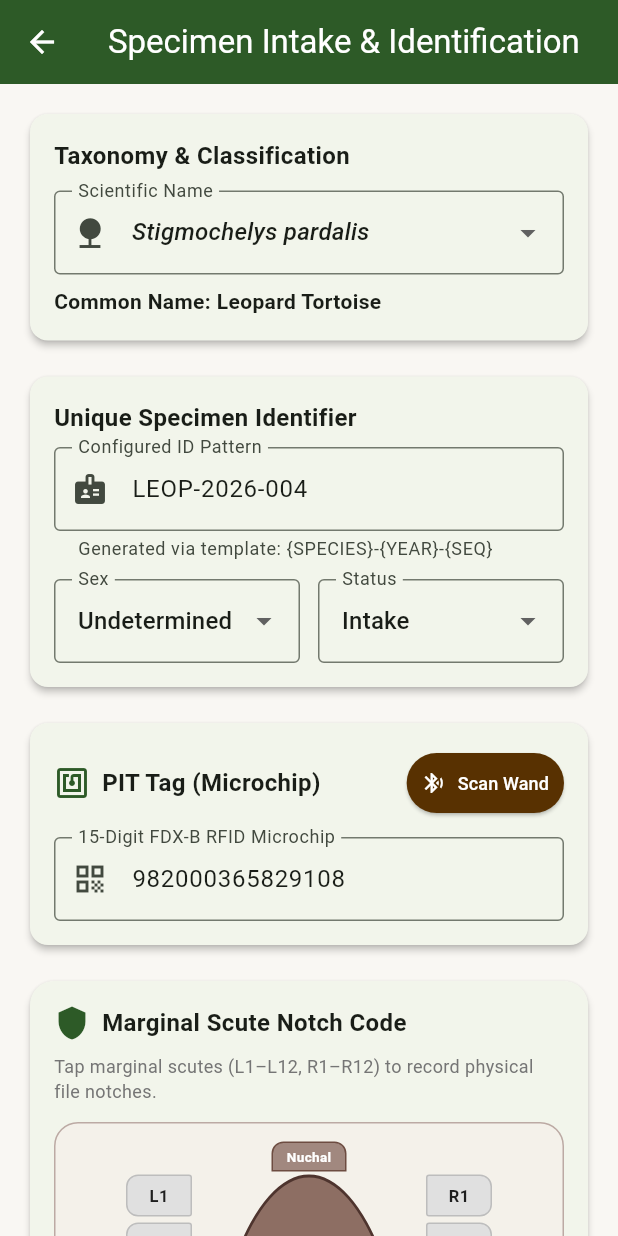
After one commit to faustzar/satra, a Flutter app: the IntakeScreen screen opened directly, on a phone screen of 412 x 824 dp. The commit adds this screen. Run offline on Flutter 3.47's test engine with Material 3 defaults, Android fonts, the phone set to English and light mode, and no system bars; our stand-ins replace flutter_riverpod, sqflite; accounts and stored records are empty.

Commit message:
feat(mobile): add interactive 2D marginal scute notch picker (Cagle 1-12 system) and specimen intake screen with PIT tag wand scanning

```diff
--- /dev/null
+++ b/mobile/lib/features/specimens/presentation/intake_screen.dart
@@ -0,0 +1,259 @@
+import 'package:flutter/material.dart';
+import '../../../../core/constants/colors.dart';
+import 'widgets/scute_notch_picker.dart';
+
+class IntakeScreen extends StatefulWidget {
+  const IntakeScreen({super.key});
+
+  @override
+  State<IntakeScreen> createState() => _IntakeScreenState();
+}
+
+class _IntakeScreenState extends State<IntakeScreen> {
+  final _formKey = GlobalKey<FormState>();
+
+  String _selectedSpecies = "Stigmochelys pardalis";
+  String _commonName = "Leopard Tortoise";
+  String _customId = "LEOP-2026-004";
+  String _notchCode = "";
+  final _pitTagController = TextEditingController(text: "982000365829108");
+  String _sex = "Undetermined";
+  String _status = "Intake";
+  bool _isScanningPitTag = false;
+
+  final Map<String, String> _speciesOptions = {
+    "Stigmochelys pardalis": "Leopard Tortoise",
+    "Chersina angulata": "Angulate Tortoise",
+    "Psammobates geometricus": "Geometric Tortoise (CR)",
+    "Psammobates tentorius": "Tent Tortoise",
+    "Homopus areolatus": "Parrot-beaked Padloper",
+    "Centrochelys sulcata": "African Spurred Tortoise",
+  };
+
+  void _generateCustomId(String species) {
+    final prefix = species.substring(0, 4).toUpperCase();
+    final year = DateTime.now().year;
+    setState(() {
+      _customId = "$prefix-$year-004";
+    });
+  }
+
+  void _simulateBluetoothRfidScan() {
+    setState(() => _isScanningPitTag = true);
+    Future.delayed(const Duration(milliseconds: 1200), () {
+      if (mounted) {
+        setState(() {
+          _isScanningPitTag = false;
+          _pitTagController.text = "982000365829142";
+        });
+        ScaffoldMessenger.of(context).showSnackBar(
+          const SnackBar(
+            content: Text("Bluetooth RFID Wand: Transponder Tag Read (FDX-B 15-digit)"),
+            backgroundColor: AppColors.primaryGreen,
+          ),
+        );
+      }
+    });
+  }
+
+  @override
+  Widget build(BuildContext context) {
+    return Scaffold(
+      appBar: AppBar(
+        title: const Text("Specimen Intake & Identification"),
+      ),
+      body: SingleChildScrollView(
+        padding: const EdgeInsets.all(16.0),
+        child: Form(
+          key: _formKey,
+          child: Column(
+            crossAxisAlignment: CrossAxisAlignment.stretch,
+            children: [
+              // Species & Taxonomy Card
+              Card(
+                elevation: 2,
+                shape: RoundedRectangleBorder(borderRadius: BorderRadius.circular(12)),
+                child: Padding(
+                  padding: const EdgeInsets.all(16.0),
+                  child: Column(
+                    crossAxisAlignment: CrossAxisAlignment.start,
+                    children: [
+                      const Text(
+                        "Taxonomy & Classification",
+                        style: TextStyle(fontWeight: FontWeight.bold, fontSize: 16),
+                      ),
+                      const SizedBox(height: 12),
+                      DropdownButtonFormField<String>(
+                        value: _selectedSpecies,
+                        decoration: const InputDecoration(
+                          labelText: "Scientific Name",
+                          border: OutlineInputBorder(),
+                          prefixIcon: Icon(Icons.nature),
+                        ),
+                        items: _speciesOptions.keys.map((s) {
+                          return DropdownMenuItem(
+                            value: s,
+                            child: Text(s, style: const TextStyle(fontStyle: FontStyle.italic)),
+                          );
+                        }).toList(),
+                        onChanged: (val) {
+                          if (val != null) {
+                            setState(() {
+                              _selectedSpecies = val;
+                              _commonName = _speciesOptions[val]!;
+                              _generateCustomId(val);
+                            });
+                          }
+                        },
+                      ),
+                      const SizedBox(height: 8),
+                      Text("Common Name: $_commonName", style: const TextStyle(fontWeight: FontWeight.w600)),
+                    ],
+                  ),
+                ),
+              ),
+
+              const SizedBox(height: 16),
+
+              // Unique Identity Card
+              Card(
+                elevation: 2,
+                shape: RoundedRectangleBorder(borderRadius: BorderRadius.circular(12)),
+                child: Padding(
+                  padding: const EdgeInsets.all(16.0),
+                  child: Column(
+                    crossAxisAlignment: CrossAxisAlignment.start,
+                    children: [
+                      const Text(
+                        "Unique Specimen Identifier",
+                        style: TextStyle(fontWeight: FontWeight.bold, fontSize: 16),
+                      ),
+                      const SizedBox(height: 8),
+                      TextFormField(
+                        initialValue: _customId,
+                        decoration: const InputDecoration(
+                          labelText: "Configured ID Pattern",
+                          border: OutlineInputBorder(),
+                          prefixIcon: Icon(Icons.badge),
+                          helperText: "Generated via template: {SPECIES}-{YEAR}-{SEQ}",
+                        ),
+                        onChanged: (val) => _customId = val,
+                      ),
+                      const SizedBox(height: 12),
+                      Row(
+                        children: [
+                          Expanded(
+                            child: DropdownButtonFormField<String>(
+                              value: _sex,
+                              decoration: const InputDecoration(labelText: "Sex", border: OutlineInputBorder()),
+                              items: ["Female", "Male", "Juvenile", "Undetermined"]
+                                  .map((s) => DropdownMenuItem(value: s, child: Text(s)))
+                                  .toList(),
+                              onChanged: (val) => setState(() => _sex = val!),
+                            ),
+                          ),
+                          const SizedBox(width: 12),
+                          Expanded(
+                            child: DropdownButtonFormField<String>(
+                              value: _status,
+                              decoration: const InputDecoration(labelText: "Status", border: OutlineInputBorder()),
+                              items: ["Intake", "InRehab", "Wild", "Breeding"]
+                                  .map((s) => DropdownMenuItem(value: s, child: Text(s)))
+                                  .toList(),
+                              onChanged: (val) => setState(() => _status = val!),
+                            ),
+                          ),
+                        ],
+                      ),
+                    ],
+                  ),
+                ),
+              ),
+
+              const SizedBox(height: 16),
+
+              // PIT Tag / Microchip Card (with Bluetooth Wand Integration)
+              Card(
+                elevation: 2,
+                shape: RoundedRectangleBorder(borderRadius: BorderRadius.circular(12)),
+                child: Padding(
+                  padding: const EdgeInsets.all(16.0),
+                  child: Column(
+                    crossAxisAlignment: CrossAxisAlignment.start,
+                    children: [
+                      Row(
+                        mainAxisAlignment: MainAxisAlignment.spaceBetween,
+                        children: [
+                          const Row(
+                            children: [
+                              Icon(Icons.nfc, color: AppColors.primaryGreen),
+                              SizedBox(width: 8),
+                              Text("PIT Tag (Microchip)", style: TextStyle(fontWeight: FontWeight.bold, fontSize: 16)),
+                            ],
+                          ),
+                          ElevatedButton.icon(
+                            style: ElevatedButton.styleFrom(
+                              backgroundColor: AppColors.earthBrown,
+                              foregroundColor: Colors.white,
+                              padding: const EdgeInsets.symmetric(horizontal: 10, vertical: 6),
+                            ),
+                            onPressed: _isScanningPitTag ? null : _simulateBluetoothRfidScan,
+                            icon: _isScanningPitTag
+                                ? const SizedBox(width: 14, height: 14, child: CircularProgressIndicator(strokeWidth: 2, color: Colors.white))
+                                : const Icon(Icons.bluetooth_searching, size: 16),
+                            label: const Text("Scan Wand", style: TextStyle(fontSize: 12)),
+                          ),
+                        ],
+                      ),
+                      const SizedBox(height: 12),
+                      TextFormField(
+                        controller: _pitTagController,
+                        decoration: const InputDecoration(
+                          labelText: "15-Digit FDX-B RFID Microchip",
+                          border: OutlineInputBorder(),
+                          prefixIcon: Icon(Icons.qr_code),
+                        ),
+                      ),
+                    ],
+                  ),
+                ),
+              ),
+
+              const SizedBox(height: 16),
+
+              // Interactive 2D Marginal Scute Notch Picker Widget
+              ScuteNotchPicker(
+                initialCode: _notchCode,
+                onNotchCodeChanged: (code) {
+                  setState(() => _notchCode = code);
+                },
+              ),
+
+              const SizedBox(height: 24),
+
+              // Save Button
+              ElevatedButton(
+                style: ElevatedButton.styleFrom(
+                  backgroundColor: AppColors.primaryGreen,
+                  foregroundColor: Colors.white,
+                  padding: const EdgeInsets.symmetric(vertical: 16),
+                  shape: RoundedRectangleBorder(borderRadius: BorderRadius.circular(12)),
+                ),
+                onPressed: () {
+                  ScaffoldMessenger.of(context).showSnackBar(
+                    SnackBar(
+                      content: Text("Specimen '$_customId' saved offline with notch code: ${_notchCode.isEmpty ? 'None' : _notchCode}"),
+                      backgroundColor: AppColors.primaryGreen,
+                    ),
+                  );
+                  Navigator.pop(context);
+                },
+                child: const Text("Complete Intake & Save", style: TextStyle(fontSize: 16, fontWeight: FontWeight.bold)),
+              ),
+            ],
+          ),
+        ),
+      ),
+    );
+  }
+}
--- a/mobile/lib/features/specimens/presentation/specimen_list_screen.dart
+++ b/mobile/lib/features/specimens/presentation/specimen_list_screen.dart
@@ -1,6 +1,7 @@
 import 'package:flutter/material.dart';
 import '../../../core/constants/colors.dart';
 import '../models/specimen.dart';
+import 'intake_screen.dart';
 
 class SpecimenListScreen extends StatefulWidget {
   const SpecimenListScreen({super.key});
@@ -166,8 +167,9 @@ class _SpecimenListScreenState extends State<SpecimenListScreen> {
         backgroundColor: AppColors.primaryGreen,
         foregroundColor: Colors.white,
         onPressed: () {
-          ScaffoldMessenger.of(context).showSnackBar(
-            const SnackBar(content: Text("Open Intake & ID Pattern Form")),
+          Navigator.push(
+            context,
+            MaterialPageRoute(builder: (context) => const IntakeScreen()),
           );
         },
         icon: const Icon(Icons.add),
--- /dev/null
+++ b/mobile/lib/features/specimens/presentation/widgets/scute_notch_picker.dart
@@ -0,0 +1,315 @@
+import 'package:flutter/material.dart';
+import '../../../../core/constants/colors.dart';
+
+class ScuteNotchPicker extends StatefulWidget {
+  final String? initialCode;
+  final ValueChanged<String> onNotchCodeChanged;
+  final bool readOnly;
+
+  const ScuteNotchPicker({
+    super.key,
+    this.initialCode,
+    required this.onNotchCodeChanged,
+    this.readOnly = false,
+  });
+
+  @override
+  State<ScuteNotchPicker> createState() => _ScuteNotchPickerState();
+}
+
+class _ScuteNotchPickerState extends State<ScuteNotchPicker> {
+  final Set<String> _selectedNotches = {};
+
+  final List<String> _leftMarginals = [
+    'L1', 'L2', 'L3', 'L4', 'L5', 'L6',
+    'L7', 'L8', 'L9', 'L10', 'L11', 'L12'
+  ];
+
+  final List<String> _rightMarginals = [
+    'R1', 'R2', 'R3', 'R4', 'R5', 'R6',
+    'R7', 'R8', 'R9', 'R10', 'R11', 'R12'
+  ];
+
+  @override
+  void initState() {
+    super.initState();
+    if (widget.initialCode != null && widget.initialCode!.isNotEmpty) {
+      final parts = widget.initialCode!.split('-');
+      for (final part in parts) {
+        final trimmed = part.trim();
+        if (trimmed.isNotEmpty) {
+          _selectedNotches.add(trimmed);
+        }
+      }
+    }
+  }
+
+  void _toggleNotch(String scuteId) {
+    if (widget.readOnly) return;
+    setState(() {
+      if (_selectedNotches.contains(scuteId)) {
+        _selectedNotches.remove(scuteId);
+      } else {
+        _selectedNotches.add(scuteId);
+      }
+    });
+
+    final sorted = _selectedNotches.toList()..sort((a, b) {
+      final aIsL = a.startsWith('L');
+      final bIsL = b.startsWith('L');
+      if (aIsL && !bIsL) return -1;
+      if (!aIsL && bIsL) return 1;
+      final aNum = int.tryParse(a.substring(1)) ?? 0;
+      final bNum = int.tryParse(b.substring(1)) ?? 0;
+      return aNum.compareTo(bNum);
+    });
+
+    final formattedCode = sorted.join('-');
+    widget.onNotchCodeChanged(formattedCode);
+  }
+
+  void _clearNotches() {
+    if (widget.readOnly) return;
+    setState(() => _selectedNotches.clear());
+    widget.onNotchCodeChanged('');
+  }
+
+  Widget _buildScuteButton(String id, {bool isLeft = true}) {
+    final isSelected = _selectedNotches.contains(id);
+    return Padding(
+      padding: const EdgeInsets.symmetric(vertical: 2.0),
+      child: InkWell(
+        onTap: () => _toggleNotch(id),
+        borderRadius: BorderRadius.circular(6),
+        child: AnimatedContainer(
+          duration: const Duration(milliseconds: 180),
+          width: 44,
+          height: 28,
+          decoration: BoxDecoration(
+            color: isSelected
+                ? AppColors.fieldHighContrastYellow
+                : const Color(0xFFE0E0E0),
+            borderRadius: BorderRadius.only(
+              topLeft: Radius.circular(isLeft ? 8 : 2),
+              bottomLeft: Radius.circular(isLeft ? 8 : 2),
+              topRight: Radius.circular(isLeft ? 2 : 8),
+              bottomRight: Radius.circular(isLeft ? 2 : 8),
+            ),
+            border: Border.all(
+              color: isSelected ? AppColors.earthBrown : Colors.grey[400]!,
+              width: isSelected ? 2 : 1,
+            ),
+            boxShadow: isSelected
+                ? [
+                    BoxShadow(
+                      color: AppColors.fieldHighContrastYellow.withOpacity(0.5),
+                      blurRadius: 4,
+                      offset: const Offset(0, 1),
+                    )
+                  ]
+                : [],
+          ),
+          child: Center(
+            child: Text(
+              id,
+              style: TextStyle(
+                fontSize: 11,
+                fontWeight: FontWeight.bold,
+                color: isSelected ? Colors.black : Colors.black87,
+              ),
+            ),
+          ),
+        ),
+      ),
+    );
+  }
+
+  @override
+  Widget build(BuildContext context) {
+    final codeString = _selectedNotches.isEmpty ? "No notches marked" : _selectedNotches.join('-');
+
+    return Card(
+      elevation: 2,
+      shape: RoundedRectangleBorder(borderRadius: BorderRadius.circular(16)),
+      child: Padding(
+        padding: const EdgeInsets.all(16.0),
+        child: Column(
+          children: [
+            Row(
+              mainAxisAlignment: MainAxisAlignment.spaceBetween,
+              children: [
+                const Row(
+                  children: [
+                    Icon(Icons.shield, color: AppColors.primaryGreen),
+                    SizedBox(width: 8),
+                    Text(
+                      "Marginal Scute Notch Code",
+                      style: TextStyle(fontWeight: FontWeight.bold, fontSize: 16),
+                    ),
+                  ],
+                ),
+                if (!widget.readOnly && _selectedNotches.isNotEmpty)
+                  TextButton.icon(
+                    onPressed: _clearNotches,
+                    icon: const Icon(Icons.clear, size: 16),
+                    label: const Text("Clear", style: TextStyle(fontSize: 12)),
+                  ),
+              ],
+            ),
+            const SizedBox(height: 8),
+            Text(
+              "Tap marginal scutes (L1–L12, R1–R12) to record physical file notches.",
+              style: TextStyle(color: Colors.grey[600], fontSize: 12),
+            ),
+            const SizedBox(height: 12),
+
+            // Visual Carapace Shell Diagram
+            Container(
+              padding: const EdgeInsets.symmetric(vertical: 12, horizontal: 8),
+              decoration: BoxDecoration(
+                color: const Color(0xFFF4F1EA),
+                borderRadius: BorderRadius.circular(16),
+                border: Border.all(color: Colors.brown[200]!),
+              ),
+              child: Column(
+                children: [
+                  // Nuchal / Cervical Scute (Top Center)
+                  Container(
+                    width: 50,
+                    height: 20,
+                    decoration: BoxDecoration(
+                      color: Colors.brown[300],
+                      borderRadius: const BorderRadius.vertical(top: Radius.circular(8)),
+                      border: Border.all(color: Colors.brown[600]!),
+                    ),
+                    child: const Center(
+                      child: Text(
+                        "Nuchal",
+                        style: TextStyle(fontSize: 9, color: Colors.white, fontWeight: FontWeight.bold),
+                      ),
+                    ),
+                  ),
+
+                  // Shell Body: Left Marginals | Center Vertebral/Costal | Right Marginals
+                  Row(
+                    mainAxisAlignment: MainAxisAlignment.center,
+                    children: [
+                      // Left Marginals Column
+                      Column(
+                        children: _leftMarginals.map((id) => _buildScuteButton(id, isLeft: true)).toList(),
+                      ),
+
+                      const SizedBox(width: 8),
+
+                      // Center Carapace Vertebral & Pleural Scutes Representation
+                      Container(
+                        width: 140,
+                        height: 380,
+                        decoration: BoxDecoration(
+                          color: const Color(0xFF8D6E63),
+                          borderRadius: const BorderRadius.all(Radius.elliptical(70, 190)),
+                          border: Border.all(color: const Color(0xFF4E342E), width: 2),
+                        ),
+                        child: CustomPaint(
+                          painter: VertebralScutePainter(),
+                          child: const Center(
+                            child: Column(
+                              mainAxisAlignment: MainAxisAlignment.spaceEvenly,
+                              children: [
+                                Text("V1", style: TextStyle(color: Colors.white70, fontSize: 11, fontWeight: FontWeight.bold)),
+                                Text("V2", style: TextStyle(color: Colors.white70, fontSize: 11, fontWeight: FontWeight.bold)),
+                                Text("V3", style: TextStyle(color: Colors.white70, fontSize: 11, fontWeight: FontWeight.bold)),
+                                Text("V4", style: TextStyle(color: Colors.white70, fontSize: 11, fontWeight: FontWeight.bold)),
+                                Text("V5", style: TextStyle(color: Colors.white70, fontSize: 11, fontWeight: FontWeight.bold)),
+                              ],
+                            ),
+                          ),
+                        ),
+                      ),
+
+                      const SizedBox(width: 8),
+
+                      // Right Marginals Column
+                      Column(
+                        children: _rightMarginals.map((id) => _buildScuteButton(id, isLeft: false)).toList(),
+                      ),
+                    ],
+                  ),
+
+                  // Supracaudal Scute (Bottom Center)
+                  Container(
+                    width: 60,
+                    height: 22,
+                    decoration: BoxDecoration(
+                      color: Colors.brown[300],
+                      borderRadius: const BorderRadius.vertical(bottom: Radius.circular(8)),
+                      border: Border.all(color: Colors.brown[600]!),
+                    ),
+                    child: const Center(
+                      child: Text(
+                        "Supracaudal",
+                        style: TextStyle(fontSize: 9, color: Colors.white, fontWeight: FontWeight.bold),
+                      ),
+                    ),
+                  ),
+                ],
+              ),
+            ),
+
+            const SizedBox(height: 16),
+
+            // Real-Time Generated Code Badge
+            Container(
+              padding: const EdgeInsets.symmetric(horizontal: 16, vertical: 10),
+              decoration: BoxDecoration(
+                color: _selectedNotches.isEmpty ? Colors.grey[200] : const Color(0xFFFFF9C4),
+                borderRadius: BorderRadius.circular(10),
+                border: Border.all(
+                  color: _selectedNotches.isEmpty ? Colors.grey[400]! : AppColors.accentGold,
+                  width: 1.5,
+                ),
+              ),
+              child: Row(
+                mainAxisAlignment: MainAxisAlignment.spaceBetween,
+                children: [
+                  const Text("Selected Notch Code:", style: TextStyle(fontWeight: FontWeight.w600, fontSize: 13)),
+                  Text(
+                    codeString,
+                    style: TextStyle(
+                      fontFamily: 'monospace',
+                      fontWeight: FontWeight.bold,
+                      fontSize: 15,
+                      color: _selectedNotches.isEmpty ? Colors.grey[700] : AppColors.earthBrown,
+                    ),
+                  ),
+                ],
+              ),
+            ),
+          ],
+        ),
+      ),
+    );
+  }
+}
+
+class VertebralScutePainter extends CustomPainter {
+  @override
+  void paint(Canvas canvas, Size size) {
+    final paint = Paint()
+      ..color = const Color(0xFF3E2723)
+      ..style = PaintingStyle.stroke
+      ..strokeWidth = 1.5;
+
+    final h = size.height;
+    final w = size.width;
+
+    // Draw vertebral horizontal division lines
+    for (int i = 1; i < 5; i++) {
+      final y = h * (i / 5.0);
+      canvas.drawLine(Offset(10, y), Offset(w - 10, y), paint);
+    }
+  }
+
+  @override
+  bool shouldRepaint(covariant CustomPainter oldDelegate) => false;
+}
```
